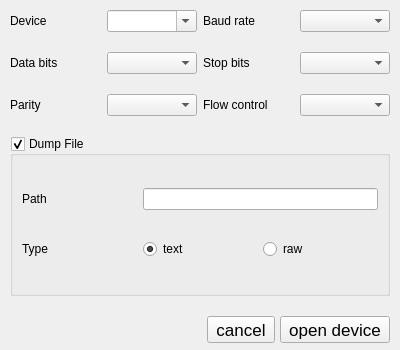
Above: connectdialog.ui from develer-staff/cutecom-ng before the change. Below: the same form after it.
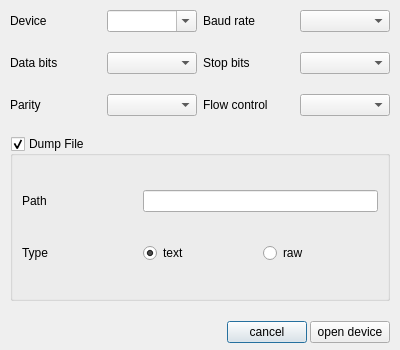
That is the form after the change.

Commit message: Try to solve cross-platform differences in the ui using a fixed style (fusion) and a different font-family (courier).

```diff
--- a/connectdialog.ui
+++ b/connectdialog.ui
@@ -102,7 +102,7 @@
    <item row="4" column="1" colspan="3">
     <layout class="QHBoxLayout" name="horizontalLayout">
      <property name="spacing">
-      <number>5</number>
+      <number>3</number>
      </property>
      <item>
       <spacer name="spacer">
@@ -118,24 +118,14 @@
       </spacer>
      </item>
      <item>
-      <widget class="QToolButton" name="cancelButton">
-       <property name="font">
-        <font>
-         <pointsize>13</pointsize>
-        </font>
-       </property>
+      <widget class="QPushButton" name="cancelButton">
        <property name="text">
         <string>cancel</string>
        </property>
       </widget>
      </item>
      <item>
-      <widget class="QToolButton" name="openDeviceButton">
-       <property name="font">
-        <font>
-         <pointsize>13</pointsize>
-        </font>
-       </property>
+      <widget class="QPushButton" name="openDeviceButton">
        <property name="text">
         <string>open device</string>
        </property>
```
Left out of the diff: 12 changed lines with no effect on the pictures. The commit also changes 3 other files.
